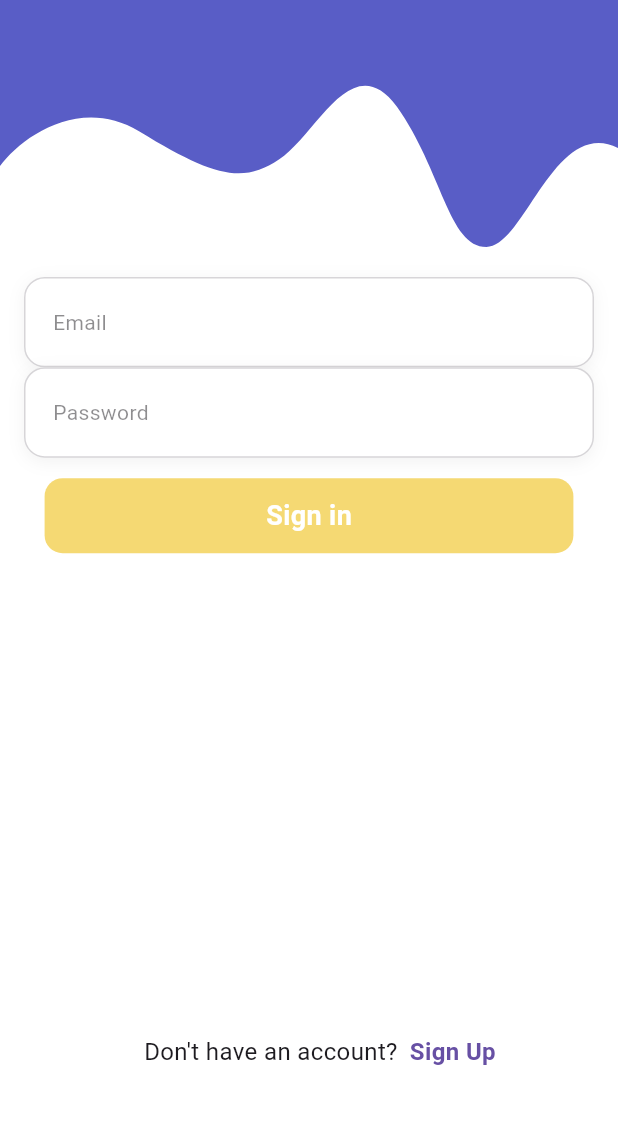
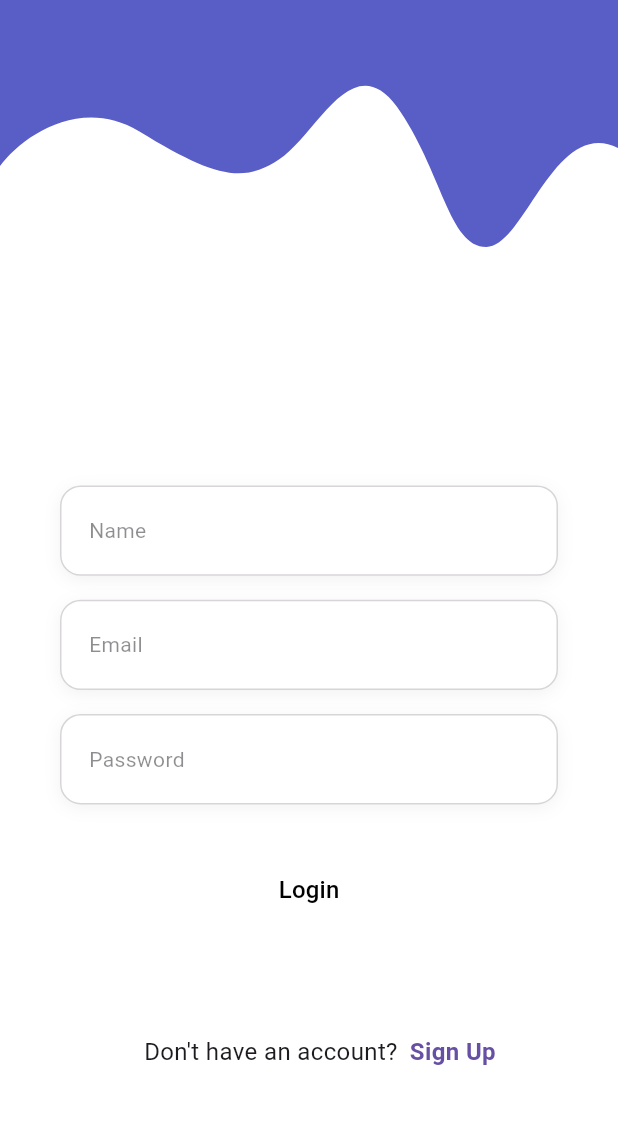
Before and after one commit to ZyadWKhedr/auth, a Flutter app: the screen it shows after launch, on a phone screen of 412 x 824 dp, the part 98-1222 px from its top. Run offline on Flutter 3.47's test engine with Material 3 defaults, Android fonts, the phone set to English and light mode, and no system bars; our stand-ins replace flutter_riverpod, flutter_screenutil, shared_preferences, supabase_flutter; accounts and stored records are empty.

Commit message:
added name validatator and used it in login page

```diff
--- a/lib/core/utils/input_validator.dart
+++ b/lib/core/utils/input_validator.dart
@@ -1,5 +1,5 @@
 class InputValidator {
-  static String? validateEmail(String? value){
+  static String? validateEmail(String? value) {
     if (value == null || value.isEmpty) return 'Email is required';
     final regex = RegExp(r'^[\w-\.]+@([\w-]+\.)+[\w-]{2,4}$');
     return regex.hasMatch(value) ? null : 'Invalid email format';
@@ -15,12 +15,25 @@ class InputValidator {
     final hasDigit = RegExp(r'[0-9]').hasMatch(value);
     final hasSpecialChar = RegExp(r'[@$!%*?&]').hasMatch(value);
 
-  if (!hasUpperCase) return 'Password must contain at least one uppercase letter';
-  if (!hasLowerCase) return 'Password must contain at least one lowercase letter';
+    if (!hasUpperCase)
+      return 'Password must contain at least one uppercase letter';
+    if (!hasLowerCase)
+      return 'Password must contain at least one lowercase letter';
     if (!hasDigit) return 'Password must contain at least one number';
-  if (!hasSpecialChar) return 'Password must contain at least one special character';
+    if (!hasSpecialChar)
+      return 'Password must contain at least one special character';
 
     return null;
   }
 
+  static String? validateName(String? value) {
+    if (value == null || value.trim().isEmpty) return 'Name is required';
+    if (value.trim().length < 2)
+      return 'Name must be at least 2 characters long';
+
+    final regex = RegExp(r"^[a-zA-Z\s'-]+$");
+    return regex.hasMatch(value.trim())
+        ? null
+        : 'Name can only contain letters, spaces, hyphens, and apostrophes';
   }
+}
--- a/lib/features/auth/presentation/pages/login_page.dart
+++ b/lib/features/auth/presentation/pages/login_page.dart
@@ -1,3 +1,4 @@
+import 'package:auth/core/utils/input_validator.dart';
 import 'package:auth/features/auth/presentation/providers/auth_provider.dart';
 import 'package:auth/features/auth/presentation/widgets/animated_button.dart';
 import 'package:auth/features/auth/presentation/widgets/text_input_field.dart';
@@ -12,54 +13,117 @@ class LoginPage extends ConsumerStatefulWidget {
 }
 
 class _LoginPageState extends ConsumerState<LoginPage> {
-  final _formKey = GlobalKey<FormState>();
-  final emailController = TextEditingController();
-  final passwordController = TextEditingController();
+  final _nameController = TextEditingController();
+  final _emailController = TextEditingController();
+  final _passwordController = TextEditingController();
+
+  String? _nameError;
+  String? _emailError;
+  String? _passwordError;
 
   void _login() async {
-    if (_formKey.currentState?.validate() ?? false) {
-      await ref
-          .read(authStateProvider.notifier)
-          .signIn(emailController.text.trim(), passwordController.text.trim());
+    final email = _emailController.text.trim();
+    final password = _passwordController.text.trim();
+    final name = _nameController.text.trim();
+
+    final nameValidation = InputValidator.validateName(name);
+    final emailValidation = InputValidator.validateEmail(email);
+    final passwordValidation = InputValidator.validatePassword(password);
+
+    setState(() {
+      _nameError = nameValidation;
+      _emailError = emailValidation;
+      _passwordError = passwordValidation;
+    });
+
+    if (emailValidation == null && passwordValidation == null) {
+      await ref.read(authStateProvider.notifier).signIn(email, password);
     }
   }
 
   @override
   Widget build(BuildContext context) {
-    return Column(
+    final state = ref.watch(authStateProvider);
+    final isLoading = state.isLoading;
+
+    return Scaffold(
+      backgroundColor: Colors.white,
+      body: SafeArea(
+        child: Padding(
+          padding: const EdgeInsets.all(24),
+          child: Column(
+            mainAxisAlignment: MainAxisAlignment.center,
             children: [
+              /// Email Field
+              TextInputField(
+                hintText: 'Name',
+                controller: _nameController,
+                errorText: _nameError,
+                keyboardType: TextInputType.name,
+                textInputAction: TextInputAction.next,
+                onChanged: (_) {
+                  setState(() {
+                    _emailError = null;
+                  });
+                },
+              ),
+              const SizedBox(height: 16),
+
+              /// Email Field
               TextInputField(
                 hintText: 'Email',
-          obscureText: false,
-          onChanged: (String value) {},
+                controller: _emailController,
+                errorText: _emailError,
+                keyboardType: TextInputType.emailAddress,
+                textInputAction: TextInputAction.next,
+                onChanged: (_) {
+                  setState(() {
+                    _emailError = null;
+                  });
+                },
               ),
+              const SizedBox(height: 16),
+
+              /// Password Field
               TextInputField(
                 hintText: 'Password',
+                controller: _passwordController,
+                errorText: _passwordError,
                 obscureText: true,
-          onChanged: (String value) {},
+                textInputAction: TextInputAction.done,
+                onChanged: (_) {
+                  setState(() {
+                    _passwordError = null;
+                  });
+                },
               ),
+              const SizedBox(height: 32),
+
+              /// Login Button
               AnimatedButton(
-          onTap: () {},
-          child: AnimatedContainer(
-            duration: const Duration(milliseconds: 300),
-            curve: Curves.easeInOut,
-            padding: const EdgeInsets.symmetric(vertical: 12),
-            alignment: Alignment.center,
-            decoration: BoxDecoration(
-              color: const Color(0xffF5D973),
+                onTap: isLoading ? null : _login,
+                splashColor: Colors.blue.withOpacity(0.2),
                 borderRadius: BorderRadius.circular(12),
-            ),
-            child: const Text(
-              "Sign in",
-              style: TextStyle(
-                color: Colors.white,
-                fontWeight: FontWeight.bold,
-                fontSize: 18,
-              ),
+                child: Center(
+                  child: Text(
+                    isLoading ? 'Logging in...' : 'Login',
+                    style: Theme.of(
+                      context,
+                    ).textTheme.titleMedium?.copyWith(color: Colors.black),
                   ),
                 ),
               ),
             ],
+          ),
+        ),
+      ),
     );
   }
+
+  @override
+  void dispose() {
+    _emailController.dispose();
+    _passwordController.dispose();
+    super.dispose();
   }
+}
```
Lines whose indentation alone changed are shown as unchanged.
